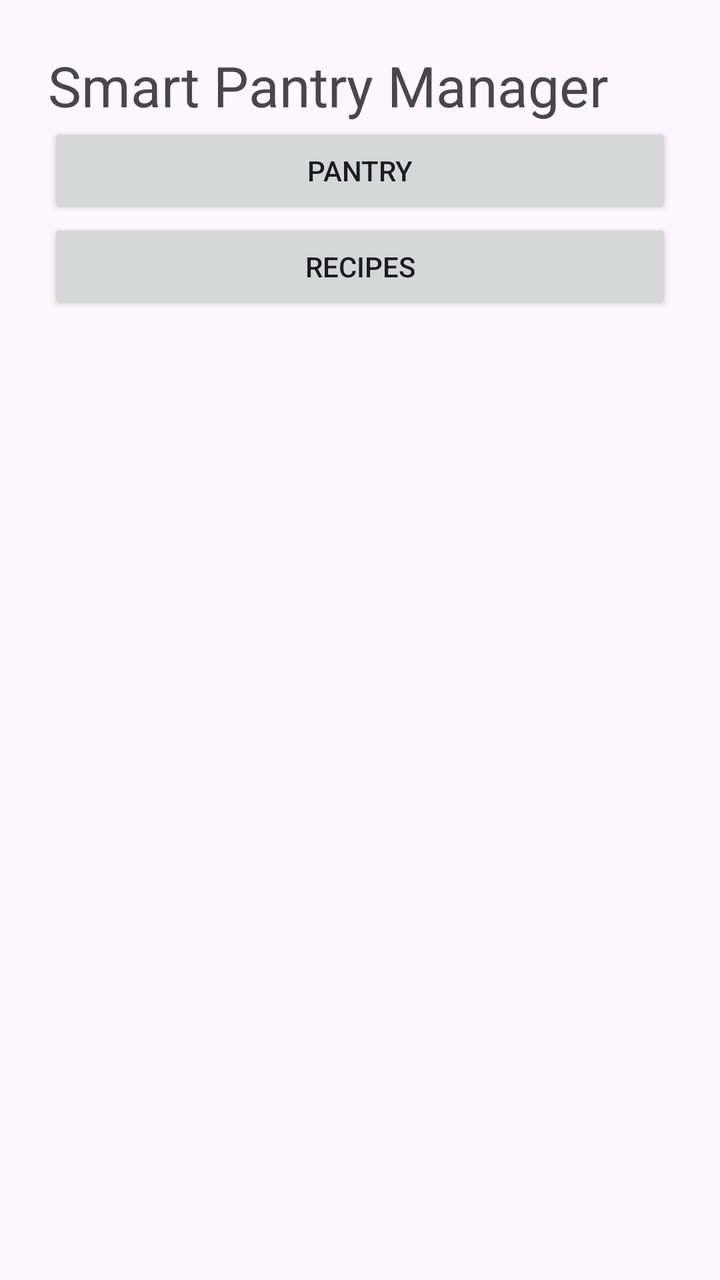
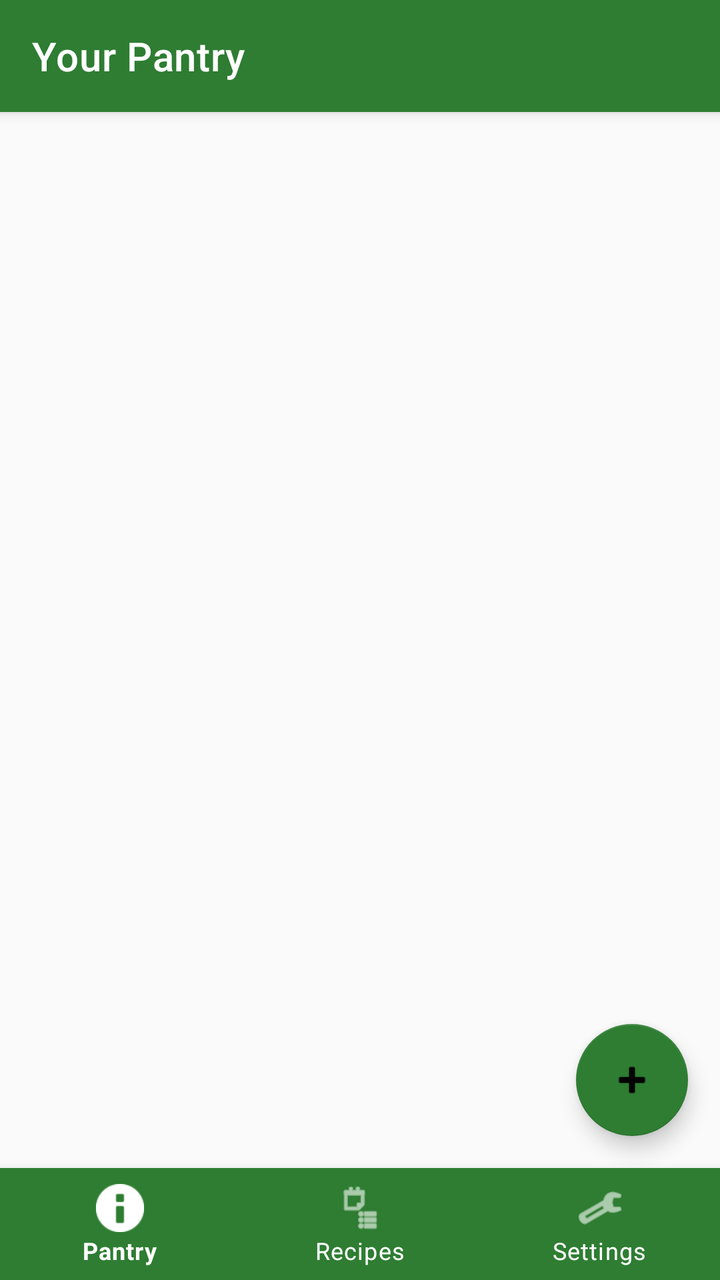

An Android layout rendered at two revisions. The XML below is the earlier revision; the diff shows what the commit changed to produce the second picture.
<!-- AndroidManifest.xml: application theme Theme.SmartPantryManager -->
<!-- res/layout/activity_main.xml -->
<LinearLayout xmlns:android="http://schemas.android.com/apk/res/android" android:orientation="vertical" android:padding="24dp" android:layout_width="match_parent" android:layout_height="match_parent"><TextView android:text="@string/app_name" android:textSize="28sp" android:layout_width="match_parent" android:layout_height="wrap_content"/><Button android:id="@+id/btnPantry" android:text="Pantry" android:layout_width="match_parent" android:layout_height="wrap_content"/><Button android:id="@+id/btnRecipes" android:text="Recipes" android:layout_width="match_parent" android:layout_height="wrap_content"/></LinearLayout>
<!-- resources referenced by this layout -->
<resources>
  <string name="app_name">Smart Pantry Manager</string>
  <style name="Theme.SmartPantryManager" parent="Theme.Material3.DayNight.NoActionBar" />
</resources>

<!-- the commit's change to res/layout/activity_main.xml (unified diff, before → after) -->
@@ -1 +1,11 @@
-<LinearLayout xmlns:android="http://schemas.android.com/apk/res/android" android:orientation="vertical" android:padding="24dp" android:layout_width="match_parent" android:layout_height="match_parent"><TextView android:text="@string/app_name" android:textSize="28sp" android:layout_width="match_parent" android:layout_height="wrap_content"/><Button android:id="@+id/btnPantry" android:text="Pantry" android:layout_width="match_parent" android:layout_height="wrap_content"/><Button android:id="@+id/btnRecipes" android:text="Recipes" android:layout_width="match_parent" android:layout_height="wrap_content"/></LinearLayout>
+<?xml version="1.0" encoding="utf-8"?>
+<LinearLayout xmlns:android="http://schemas.android.com/apk/res/android" xmlns:app="http://schemas.android.com/apk/res-auto" android:layout_width="match_parent" android:layout_height="match_parent" android:orientation="vertical" android:fitsSystemWindows="true" android:background="@color/background_light">
+<androidx.appcompat.widget.Toolbar android:id="@+id/toolbar_main" android:layout_width="match_parent" android:layout_height="?attr/actionBarSize" android:background="@color/primary_color" android:elevation="4dp" app:title="@string/pantry_title" app:titleTextColor="@color/white"/>
+<FrameLayout android:id="@+id/content_container" android:layout_width="match_parent" android:layout_height="0dp" android:layout_weight="1">
+<androidx.recyclerview.widget.RecyclerView android:id="@+id/pantry_recyclerview" android:layout_width="match_parent" android:layout_height="match_parent" android:padding="8dp" android:clipToPadding="false"/>
+<LinearLayout android:id="@+id/empty_state" android:layout_width="match_parent" android:layout_height="match_parent" android:orientation="vertical" android:gravity="center" android:visibility="gone">
+<TextView android:layout_width="wrap_content" android:layout_height="wrap_content" android:text="@string/empty_pantry_message" android:textSize="16sp" android:textColor="@color/text_secondary" android:gravity="center" android:paddingStart="32dp" android:paddingEnd="32dp"/>
+</LinearLayout></FrameLayout>
+<com.google.android.material.floatingactionbutton.FloatingActionButton android:id="@+id/fab_add_ingredient" android:layout_width="wrap_content" android:layout_height="wrap_content" android:layout_gravity="bottom|end" android:layout_margin="16dp" android:contentDescription="@string/add_ingredient_button" app:srcCompat="@android:drawable/ic_input_add" app:backgroundTint="@color/primary_color"/>
+<com.google.android.material.bottomnavigation.BottomNavigationView android:id="@+id/bottom_navigation" android:layout_width="match_parent" android:layout_height="56dp" android:background="@color/primary_color" app:menu="@menu/bottom_navigation_menu" app:itemIconTint="@color/white" app:itemTextColor="@color/white" app:labelVisibilityMode="auto"/>
+</LinearLayout>
<!-- resource entries referenced after the edit -->
@@ -1,6 +1,15 @@
 <!-- resources referenced by this layout -->
 <resources>
-  <string name="app_name">Smart Pantry Manager</string>
-  <style name="Theme.SmartPantryManager" parent="Theme.Material3.DayNight.NoActionBar" />
+  <color name="background_light">#FAFAFA</color>
+  <color name="primary_color">#2E7D32</color>
+  <color name="text_secondary">#757575</color>
+  <color name="white">#FFFFFF</color>
+  <string name="add_ingredient_button">+ Add Ingredient</string>
+  <string name="empty_pantry_message">Your pantry is empty.\nAdd ingredients to get started!</string>
+  <string name="pantry_title">Your Pantry</string>
+  <style name="Theme.SmartPantryManager" parent="Theme.MaterialComponents.Light.DarkActionBar"><item name="colorPrimary">@color/primary_color</item><item name="colorPrimaryDark">@color/primary_dark_color</item><item name="colorAccent">@color/accent_color</item><item name="android:textColorPrimary">@color/text_primary</item><item name="android:textColorSecondary">@color/text_secondary</item><item name="android:windowBackground">@color/background_light</item></style>
+  <color name="primary_dark_color">#1B5E20</color>
+  <color name="accent_color">#FF9800</color>
+  <color name="text_primary">#212121</color>
 </resources>
 
